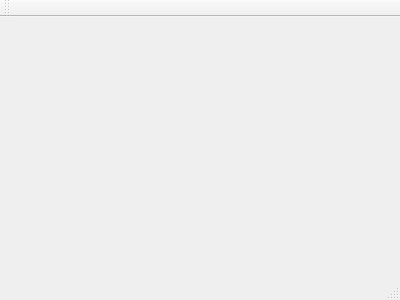
Qt form Src/Robot-X/mainwindow.ui (RobotSDK/RobotSDK) before a commit.
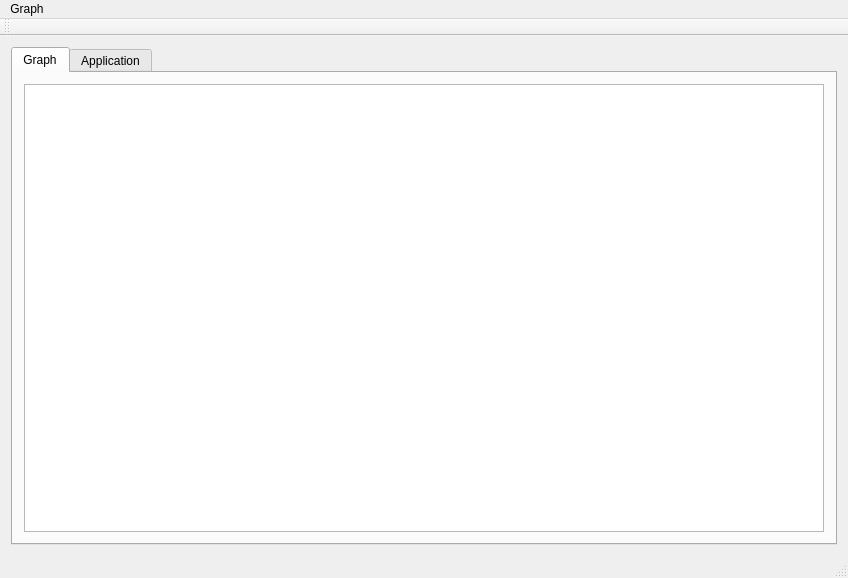
The same form after that commit.

Commit message: Finish XNode and XPort of Robot-X. Comming up: XGraph, XEdge and integrate GraphViz

```diff
--- a/Src/Robot-X/mainwindow.ui
+++ b/Src/Robot-X/mainwindow.ui
@@ -1,24 +1,82 @@
 <ui version="4.0">
  <class>MainWindow</class>
- <widget class="QMainWindow" name="MainWindow" >
-  <property name="geometry" >
+ <widget class="QMainWindow" name="MainWindow">
+  <property name="geometry">
    <rect>
     <x>0</x>
     <y>0</y>
-    <width>400</width>
-    <height>300</height>
+    <width>848</width>
+    <height>578</height>
    </rect>
   </property>
   <property name="windowTitle" >
    <string>MainWindow</string>
   </property>
-  <widget class="QMenuBar" name="menuBar" />
-  <widget class="QToolBar" name="mainToolBar" />
-  <widget class="QWidget" name="centralWidget" />
-  <widget class="QStatusBar" name="statusBar" />
+  <widget class="QWidget" name="centralWidget">
+   <layout class="QVBoxLayout" name="verticalLayout">
+    <item>
+     <widget class="QTabWidget" name="tabWidget">
+      <property name="currentIndex">
+       <number>0</number>
+      </property>
+      <widget class="QWidget" name="tab">
+       <attribute name="title">
+        <string>Graph</string>
+       </attribute>
+       <layout class="QVBoxLayout" name="verticalLayout_2">
+        <item>
+         <widget class="QGraphicsView" name="graphicsView"/>
+        </item>
+       </layout>
+      </widget>
+      <widget class="QWidget" name="tab_2">
+       <attribute name="title">
+        <string>Application</string>
+       </attribute>
+      </widget>
+     </widget>
+    </item>
+   </layout>
+  </widget>
+  <widget class="QMenuBar" name="menuBar">
+   <property name="geometry">
+    <rect>
+     <x>0</x>
+     <y>0</y>
+     <width>848</width>
+     <height>27</height>
+    </rect>
+   </property>
+   <widget class="QMenu" name="menuGraph">
+    <property name="title">
+     <string>Graph</string>
+    </property>
+    <addaction name="actionImport_Graph"/>
+    <addaction name="actionSave"/>
+   </widget>
+   <addaction name="menuGraph"/>
+  </widget>
+  <widget class="QToolBar" name="mainToolBar">
+   <attribute name="toolBarArea">
+    <enum>TopToolBarArea</enum>
+   </attribute>
+   <attribute name="toolBarBreak">
+    <bool>false</bool>
+   </attribute>
+  </widget>
+  <widget class="QStatusBar" name="statusBar"/>
+  <action name="actionImport_Graph">
+   <property name="text">
+    <string>Load...</string>
+   </property>
+  </action>
+  <action name="actionSave">
+   <property name="text">
+    <string>Save...</string>
+   </property>
+  </action>
  </widget>
- <layoutDefault spacing="6" margin="11" />
- <pixmapfunction></pixmapfunction>
+ <layoutdefault spacing="6" margin="11"/>
  <resources/>
  <connections/>
 </ui>
```
Left out of the diff: 5 changed lines with no effect on the pictures. The commit also changes 26 other files.
